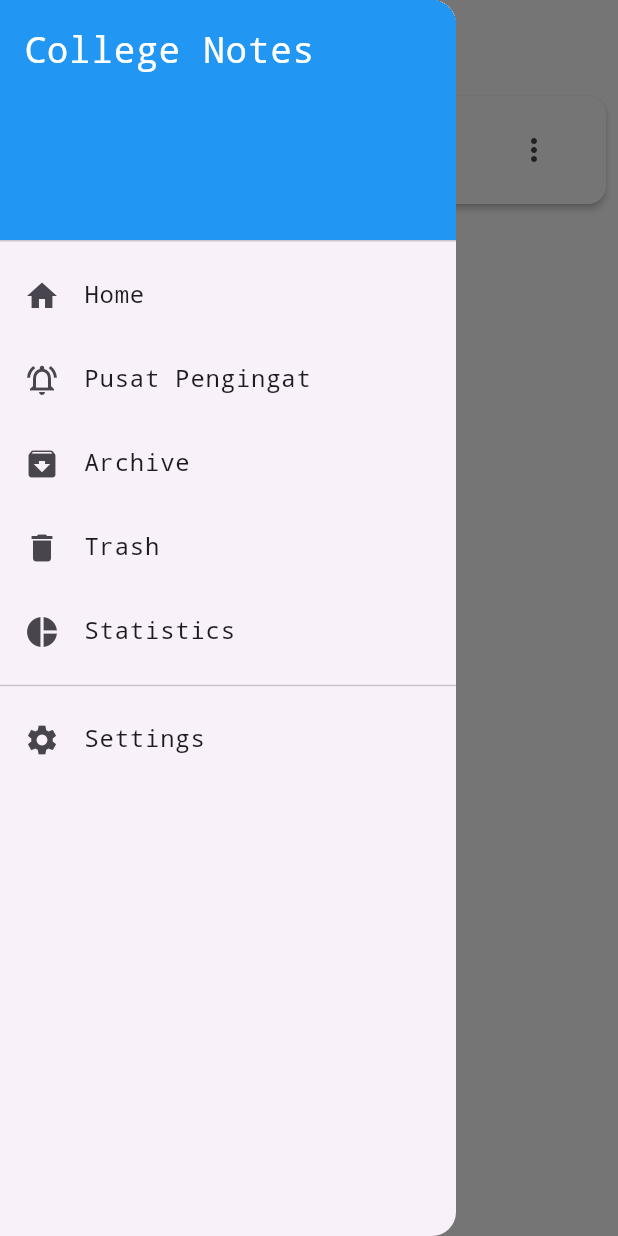
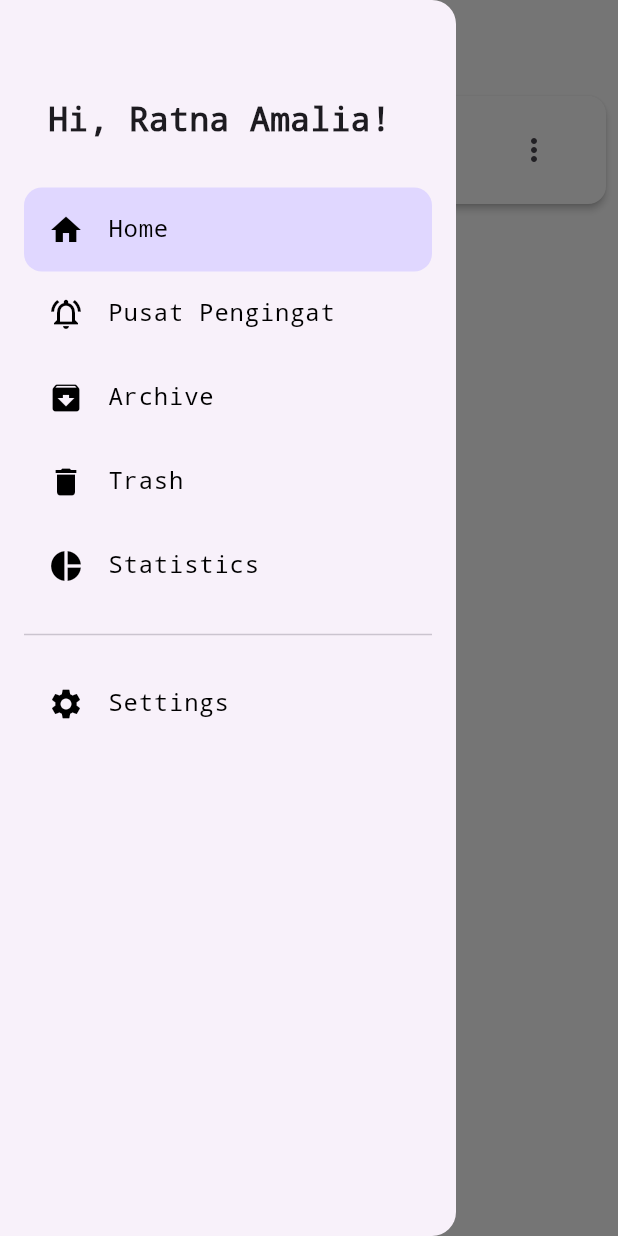
Before and after one commit to amaliartnaa/FP-Teknologi-Berkembang, a Flutter app: the ArchivePage screen opened directly with empty values, with the side drawer open, on a phone screen of 412 x 824 dp. Run offline on Flutter 3.47's test engine with Material 3 defaults, Android fonts, the phone set to English and light mode, and no system bars.

Commit message:
feat: modify drawer

```diff
--- a/lib/screens/app_drawer.dart
+++ b/lib/screens/app_drawer.dart
@@ -16,118 +16,143 @@ class AppDrawer extends StatelessWidget {
 
   @override
   Widget build(BuildContext context) {
-    // Mendeteksi apakah kita sedang di HomePage atau tidak
-    final bool isHomePage = ModalRoute.of(context)?.settings.name == '/';
+    final currentRoute = ModalRoute.of(context)?.settings.name ?? '/';
+
+    Widget buildTile({
+      required IconData icon,
+      required String title,
+      required String routeName,
+      required VoidCallback onTap,
+    }) {
+      final isSelected = currentRoute == routeName;
+
+      return ListTile(
+        leading: Icon(icon, color: Colors.black),
+        title: Text(
+          title,
+          style: const TextStyle(color: Colors.black),
+        ),
+        tileColor: isSelected ? const Color(0xFFE0D7FF) : Colors.transparent,
+        shape: RoundedRectangleBorder(
+          borderRadius: BorderRadius.circular(12),
+        ),
+        onTap: onTap,
+      );
+    }
 
     return Drawer(
       child: ListView(
-        padding: EdgeInsets.zero,
+        padding: const EdgeInsets.symmetric(horizontal: 16, vertical: 24),
         children: <Widget>[
-          const DrawerHeader(
-            decoration: BoxDecoration(
-              color: Colors.blue,
-            ),
+          const SizedBox(height: 40),
+          const Padding(
+            padding: EdgeInsets.symmetric(horizontal: 16),
             child: Text(
-              'College Notes',
+              'Hi, Ratna Amalia!',
               style: TextStyle(
-                color: Colors.white,
-                fontSize: 24,
+                fontSize: 22,
+                fontFamily: 'monospace',
+                fontWeight: FontWeight.bold,
               ),
             ),
           ),
-          ListTile(
-            leading: const Icon(Icons.home),
-            title: const Text('Home'),
+          const SizedBox(height: 30),
+          buildTile(
+            icon: Icons.home,
+            title: 'Home',
+            routeName: '/',
             onTap: () {
-              // Jika sudah di HomePage, cukup tutup drawer
-              if (isHomePage) {
+              if (currentRoute == '/') {
                 Navigator.pop(context);
               } else {
-                // Jika dari halaman lain, kembali ke Home dan hapus tumpukan
                 Navigator.pushAndRemoveUntil(
                   context,
                   MaterialPageRoute(
                     builder: (context) => HomePage(themeNotifier: themeNotifier),
-                    // Beri nama rute agar bisa dideteksi
                     settings: const RouteSettings(name: '/'),
                   ),
-                  (route) => false, // Hapus semua rute sebelumnya
+                      (route) => false,
                 );
               }
             },
           ),
-          ListTile(
-            leading: const Icon(Icons.notifications_active_outlined),
-            title: const Text('Pusat Pengingat'),
+          buildTile(
+            icon: Icons.notifications_active_outlined,
+            title: 'Pusat Pengingat',
+            routeName: '/reminder',
             onTap: () {
-              Navigator.pop(context); // Tutup drawer
-              Navigator.push( // Gunakan push, bukan pushReplacement
+              Navigator.pop(context);
+              Navigator.push(
                 context,
                 MaterialPageRoute(
                   builder: (context) => ReminderCenterPage(
                     allNotes: HomePage.notes,
                   ),
+                  settings: const RouteSettings(name: '/reminder'),
                 ),
               );
             },
           ),
-          ListTile(
-            leading: const Icon(Icons.archive),
-            title: const Text('Archive'),
+          buildTile(
+            icon: Icons.archive,
+            title: 'Archive',
+            routeName: '/archive',
             onTap: () {
-              Navigator.pop(context); // Tutup drawer
-              Navigator.push( // Gunakan push
+              Navigator.pop(context);
+              Navigator.push(
                 context,
                 MaterialPageRoute(
-                  builder: (context) => ArchivePage(
-                    themeNotifier: themeNotifier,
-                  ),
+                  builder: (context) => ArchivePage(themeNotifier: themeNotifier),
+                  settings: const RouteSettings(name: '/archive'),
                 ),
               );
             },
           ),
-          ListTile(
-            leading: const Icon(Icons.delete),
-            title: const Text('Trash'),
+          buildTile(
+            icon: Icons.delete,
+            title: 'Trash',
+            routeName: '/trash',
             onTap: () {
-              Navigator.pop(context); // Tutup drawer
-              Navigator.push( // Gunakan push
+              Navigator.pop(context);
+              Navigator.push(
                 context,
                 MaterialPageRoute(
-                  builder: (context) => TrashPage(
-                    themeNotifier: themeNotifier,
-                  ),
+                  builder: (context) => TrashPage(themeNotifier: themeNotifier),
+                  settings: const RouteSettings(name: '/trash'),
                 ),
               );
             },
           ),
-          ListTile(
-            leading: const Icon(Icons.pie_chart),
-            title: const Text('Statistics'),
+          buildTile(
+            icon: Icons.pie_chart,
+            title: 'Statistics',
+            routeName: '/stats',
             onTap: () {
-              Navigator.pop(context); // Tutup drawer
-              Navigator.push( // Gunakan push
+              Navigator.pop(context);
+              Navigator.push(
                 context,
                 MaterialPageRoute(
-                  builder: (context) => StatsPage(
-                    themeNotifier: themeNotifier,
-                  ),
+                  builder: (context) => StatsPage(themeNotifier: themeNotifier),
+                  settings: const RouteSettings(name: '/stats'),
                 ),
               );
             },
           ),
-          const Divider(),
-          ListTile(
-            leading: const Icon(Icons.settings),
-            title: const Text('Settings'),
+          const Padding(
+            padding: EdgeInsets.symmetric(vertical: 10),
+            child: Divider(),
+          ),
+          buildTile(
+            icon: Icons.settings,
+            title: 'Settings',
+            routeName: '/settings',
             onTap: () {
-              Navigator.pop(context); // Tutup drawer
-              Navigator.push( // Gunakan push
+              Navigator.pop(context);
+              Navigator.push(
                 context,
                 MaterialPageRoute(
-                  builder: (context) => SettingsPage(
-                    themeNotifier: themeNotifier,
-                  ),
+                  builder: (context) => SettingsPage(themeNotifier: themeNotifier),
+                  settings: const RouteSettings(name: '/settings'),
                 ),
               );
             },
```
